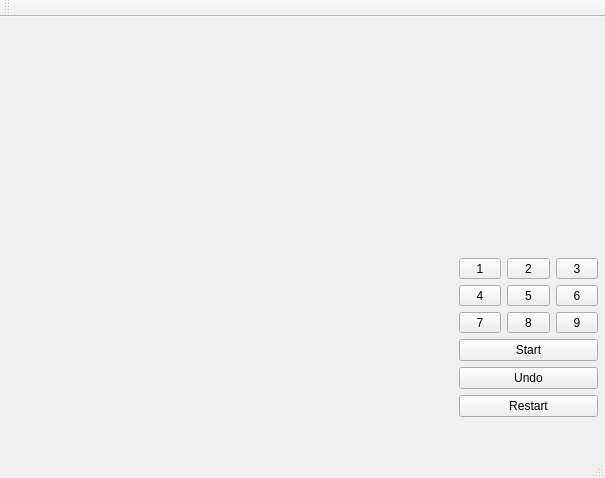
hsweif/SudukoGame, file mainwindow.ui: the form before one commit.
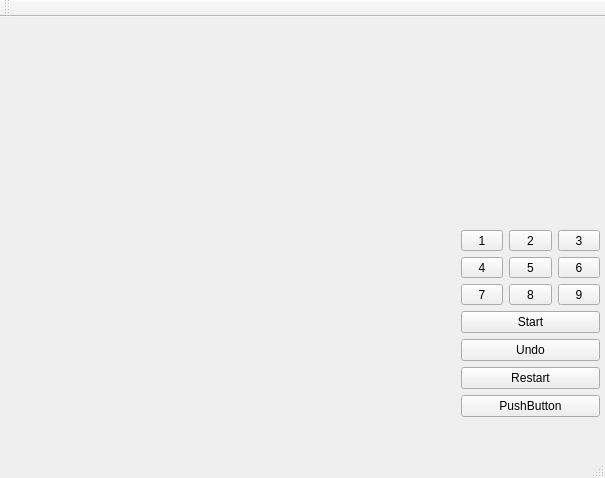
The form after the commit.

The edit to the form file:
```diff
--- a/mainwindow.ui
+++ b/mainwindow.ui
@@ -17,7 +17,7 @@
    <widget class="QWidget" name="gridLayoutWidget">
     <property name="geometry">
      <rect>
-      <x>448</x>
+      <x>450</x>
       <y>0</y>
       <width>161</width>
       <height>411</height>
@@ -175,6 +175,13 @@
        </property>
       </widget>
      </item>
+     <item row="7" column="0" colspan="3">
+      <widget class="QPushButton" name="pushButton_4">
+       <property name="text">
+        <string>PushButton</string>
+       </property>
+      </widget>
+     </item>
     </layout>
    </widget>
    <zorder>gridLayoutWidget</zorder>
```
Left out of the diff: 4 changed lines with no effect on the pictures.
